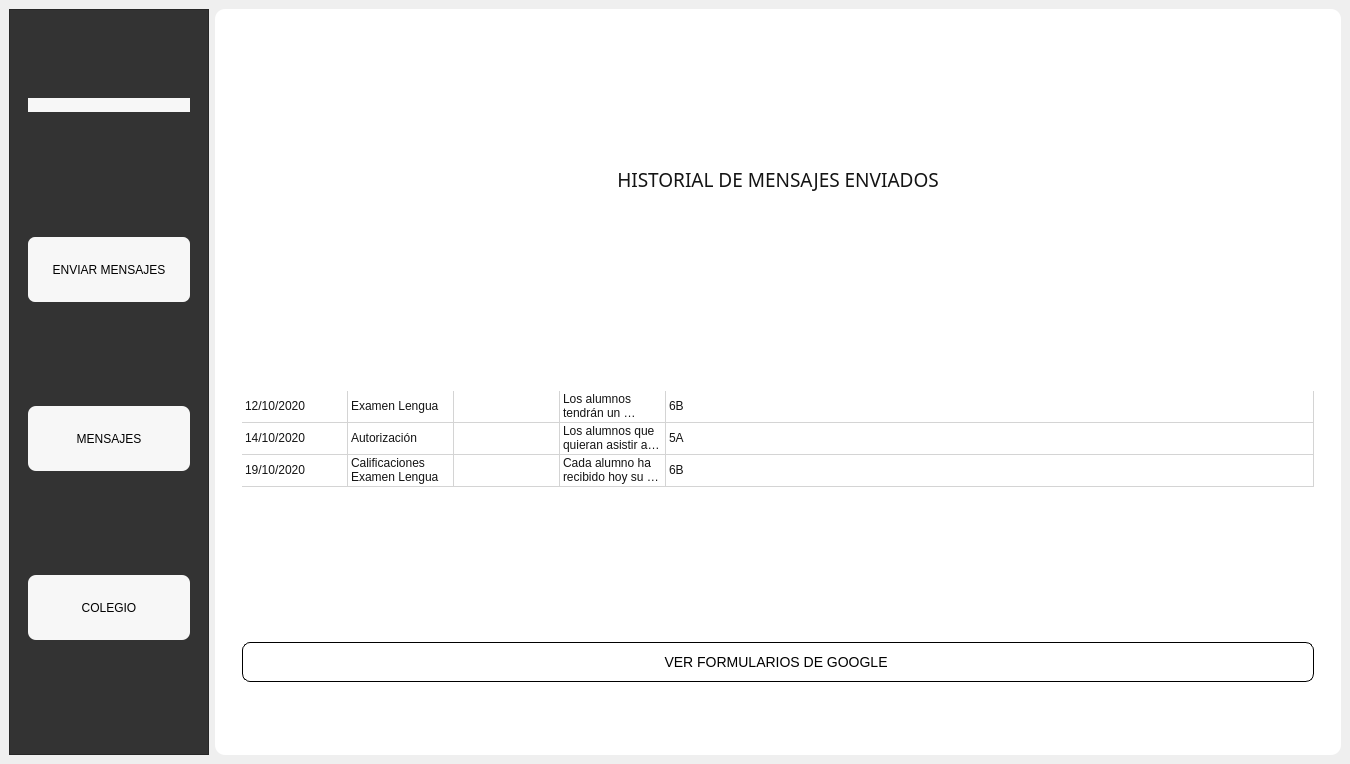
Qt form Presentacion/UI_Files/UI_menu2.ui (eduardez/SISINT) before a commit.
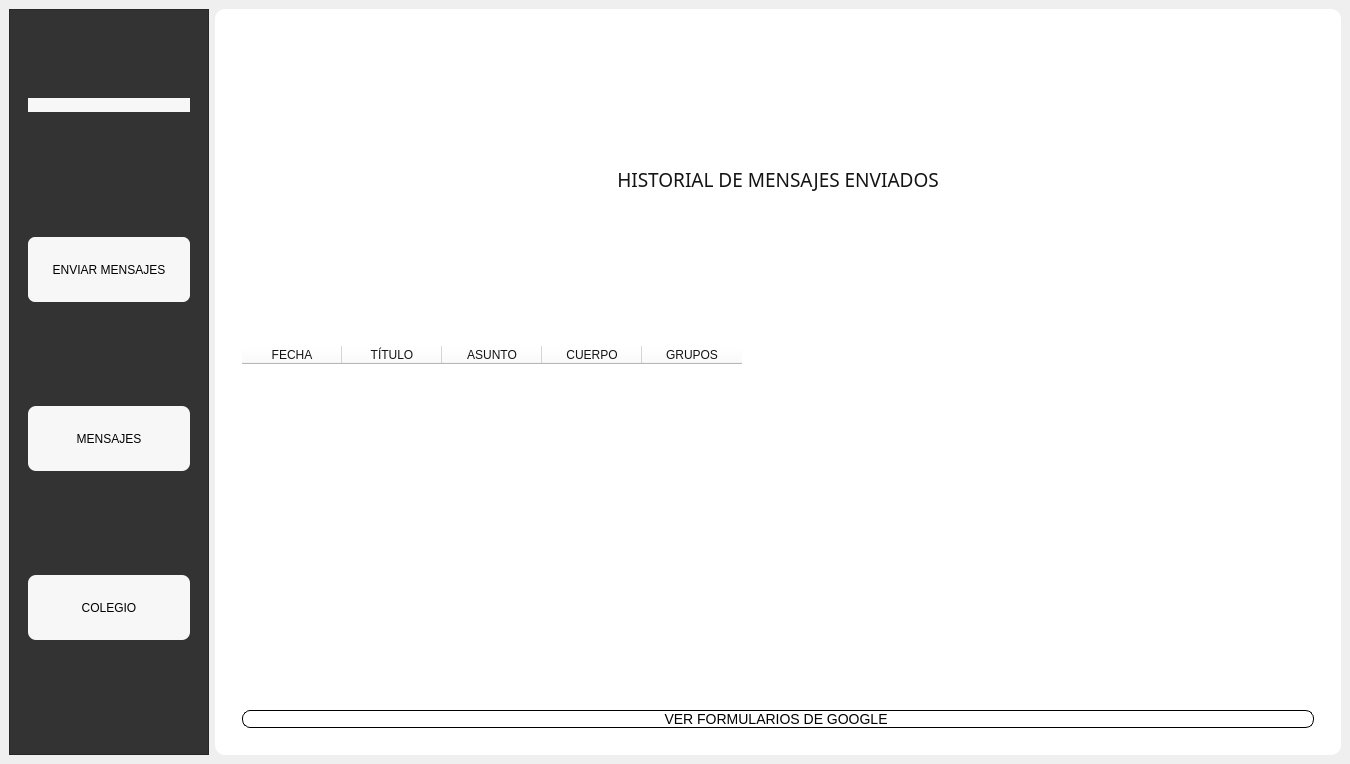
The same form after that commit. The open tabs and pages were chosen to show the change. Icons and pictures are not drawn.

What changed in the file:
```diff
--- a/Presentacion/UI_Files/UI_menu2.ui
+++ b/Presentacion/UI_Files/UI_menu2.ui
@@ -961,67 +961,7 @@
                <enum>QLayout::SetMinimumSize</enum>
               </property>
               <item>
-               <widget class="QTableWidget" name="tableWidget">
-                <property name="sizePolicy">
-                 <sizepolicy hsizetype="Expanding" vsizetype="Expanding">
-                  <horstretch>1</horstretch>
-                  <verstretch>1</verstretch>
-                 </sizepolicy>
-                </property>
-                <property name="maximumSize">
-                 <size>
-                  <width>16777215</width>
-                  <height>200</height>
-                 </size>
-                </property>
-                <attribute name="horizontalHeaderVisible">
-                 <bool>false</bool>
-                </attribute>
-                <attribute name="horizontalHeaderCascadingSectionResizes">
-                 <bool>false</bool>
-                </attribute>
-                <attribute name="horizontalHeaderDefaultSectionSize">
-                 <number>106</number>
-                </attribute>
-                <attribute name="horizontalHeaderShowSortIndicator" stdset="0">
-                 <bool>true</bool>
-                </attribute>
-                <attribute name="horizontalHeaderStretchLastSection">
-                 <bool>true</bool>
-                </attribute>
-                <attribute name="verticalHeaderVisible">
-                 <bool>false</bool>
-                </attribute>
-                <attribute name="verticalHeaderCascadingSectionResizes">
-                 <bool>false</bool>
-                </attribute>
-                <attribute name="verticalHeaderMinimumSectionSize">
-                 <number>18</number>
-                </attribute>
-                <attribute name="verticalHeaderDefaultSectionSize">
-                 <number>32</number>
-                </attribute>
-                <attribute name="verticalHeaderHighlightSections">
-                 <bool>true</bool>
-                </attribute>
-                <attribute name="verticalHeaderStretchLastSection">
-                 <bool>false</bool>
-                </attribute>
-                <row>
-                 <property name="text">
-                  <string>1</string>
-                 </property>
-                </row>
-                <row>
-                 <property name="text">
-                  <string>2</string>
-                 </property>
-                </row>
-                <row>
-                 <property name="text">
-                  <string>3</string>
-                 </property>
-                </row>
+               <widget class="QTableWidget" name="tbl_historial">
                 <column>
                  <property name="text">
                   <string>FECHA</string>
@@ -1029,7 +969,7 @@
                 </column>
                 <column>
                  <property name="text">
-                  <string>TITULO</string>
+                  <string>TÍTULO</string>
                  </property>
                 </column>
                 <column>
@@ -1047,66 +987,6 @@
                   <string>GRUPOS</string>
                  </property>
                 </column>
-                <item row="0" column="0">
-                 <property name="text">
-                  <string>12/10/2020</string>
-                 </property>
-                </item>
-                <item row="0" column="1">
-                 <property name="text">
-                  <string>Examen Lengua</string>
-                 </property>
-                </item>
-                <item row="0" column="3">
-                 <property name="text">
-                  <string>Los alumnos tendrán un examen el próximo Lunes de Lengua</string>
-                 </property>
-                </item>
-                <item row="0" column="4">
-                 <property name="text">
-                  <string>6B</string>
-                 </property>
-                </item>
-                <item row="1" column="0">
-                 <property name="text">
-                  <string>14/10/2020</string>
-                 </property>
-                </item>
-                <item row="1" column="1">
-                 <property name="text">
-                  <string>Autorización</string>
-                 </property>
-                </item>
-                <item row="1" column="3">
-                 <property name="text">
-                  <string>Los alumnos que quieran asistir al teatro el proximo miercoles deberan entregar la autorización</string>
-                 </property>
-                </item>
-                <item row="1" column="4">
-                 <property name="text">
-                  <string>5A</string>
-                 </property>
-                </item>
-                <item row="2" column="0">
-                 <property name="text">
-                  <string>19/10/2020</string>
-                 </property>
-                </item>
-                <item row="2" column="1">
-                 <property name="text">
-                  <string>Calificaciones Examen Lengua</string>
-                 </property>
-                </item>
-                <item row="2" column="3">
-                 <property name="text">
-                  <string>Cada alumno ha recibido hoy su calificación del examen realizado esta semana.</string>
-                 </property>
-                </item>
-                <item row="2" column="4">
-                 <property name="text">
-                  <string>6B</string>
-                 </property>
-                </item>
                </widget>
               </item>
               <item>
```
Left out of the diff: 6 changed lines with no effect on the pictures.
